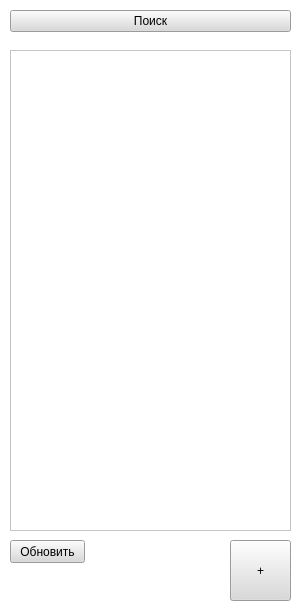
Qt form Main_window.ui (Dem1art/Project-PyQt5) before a commit.
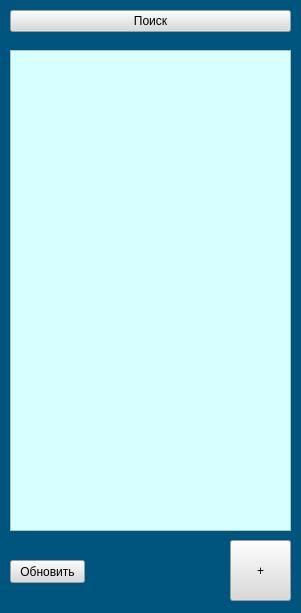
The same form after that commit. Icons and pictures are not drawn.

What changed in the file:
```diff
--- a/Main_window.ui
+++ b/Main_window.ui
@@ -39,8 +39,15 @@
   <property name="windowTitle">
    <string>Заметки</string>
   </property>
+  <property name="windowIcon">
+   <iconset>
+    <normaloff>../../../Pictures/png-transparent-computer-icons-post-it-note-notes-icon-rectangle-orange-notes.png</normaloff>../../../Pictures/png-transparent-computer-icons-post-it-note-notes-icon-rectangle-orange-notes.png</iconset>
+  </property>
+  <property name="autoFillBackground">
+   <bool>false</bool>
+  </property>
   <property name="styleSheet">
-   <string notr="true">background-color: rgb(255, 255, 255);</string>
+   <string notr="true">background-color: rgb(0, 85, 127);</string>
   </property>
   <widget class="QWidget" name="centralwidget">
    <widget class="QWidget" name="verticalLayoutWidget">
@@ -117,7 +124,7 @@
     <property name="geometry">
      <rect>
       <x>10</x>
-      <y>540</y>
+      <y>560</y>
       <width>75</width>
       <height>23</height>
      </rect>
@@ -138,12 +145,18 @@
       <height>481</height>
      </rect>
     </property>
+    <property name="styleSheet">
+     <string notr="true">background-color: rgb(216, 255, 255);</string>
+    </property>
     <property name="verticalScrollMode">
      <enum>QAbstractItemView::ScrollPerPixel</enum>
     </property>
     <property name="horizontalScrollMode">
      <enum>QAbstractItemView::ScrollPerPixel</enum>
     </property>
+    <property name="sortingEnabled">
+     <bool>false</bool>
+    </property>
    </widget>
   </widget>
  </widget>
```
